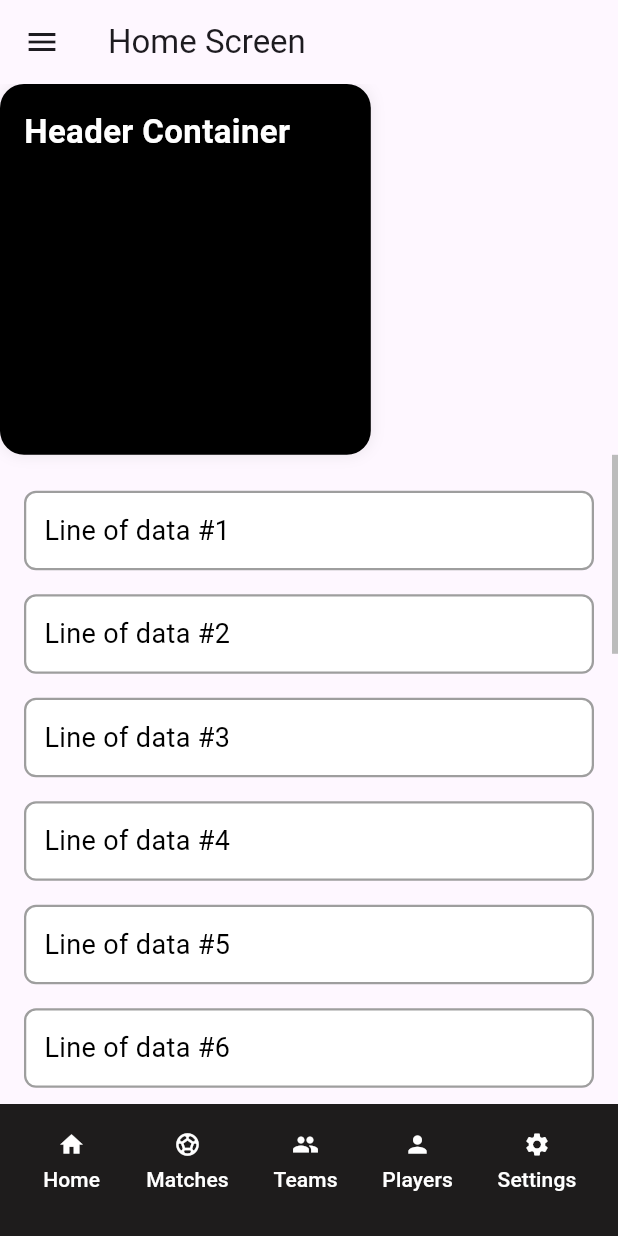
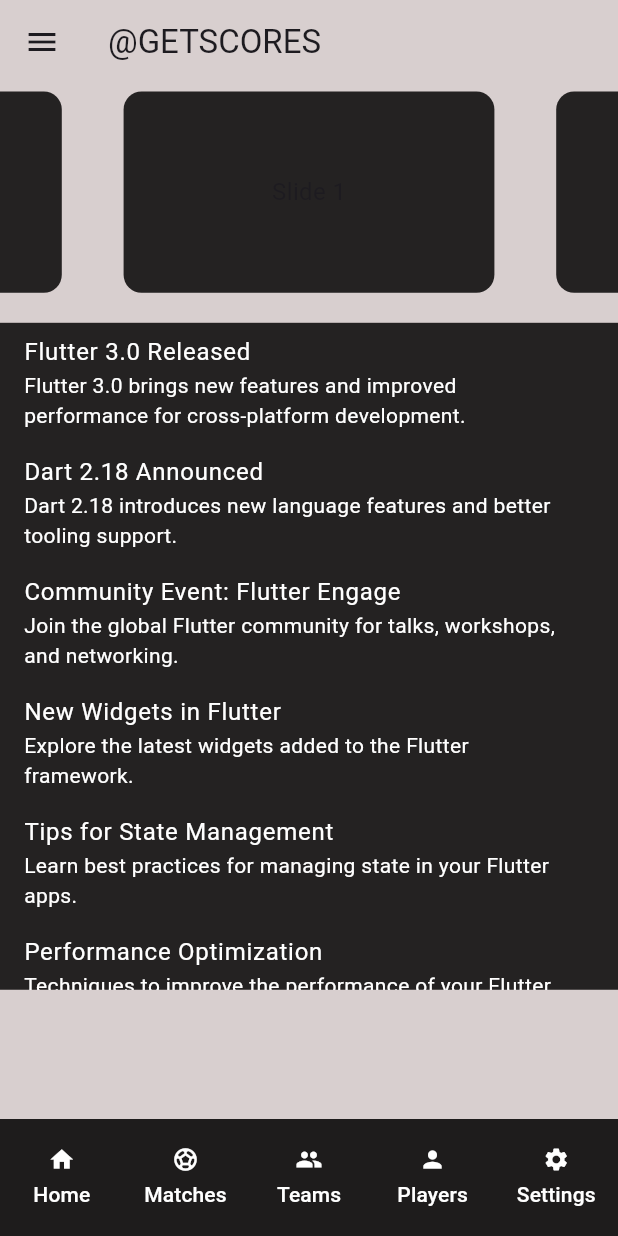
Before and after one commit to ShivamGlotra/flutterApp, a Flutter app: the screen it shows after launch, on a phone screen of 412 x 824 dp. Run offline on Flutter 3.47's test engine with Material 3 defaults, Android fonts, the phone set to English and light mode, and no system bars; drawn by our look-alikes of carousel_slider.

Commit message:
Added Boxes

```diff
--- a/lib/screens/home_screen.dart
+++ b/lib/screens/home_screen.dart
@@ -1,6 +1,8 @@
+import 'package:carousel_slider/carousel_slider.dart';
 import 'package:flutter/material.dart';
 import '../widgets/expansion_drawer.dart';
 import '../widgets/footer.dart';
+import '../widgets/scroll_bar.dart';
 
 class HomeScreen extends StatefulWidget {
   const HomeScreen({super.key});
@@ -23,6 +25,42 @@ class HomeScreen extends StatefulWidget {
     Icons.person,
     Icons.settings,
   ];
+  static final List<Map<String, String>> newsItems = [
+    {
+      'title': 'Flutter 3.0 Released',
+      'summary':
+          'Flutter 3.0 brings new features and improved performance for cross-platform development.',
+    },
+    {
+      'title': 'Dart 2.18 Announced',
+      'summary':
+          'Dart 2.18 introduces new language features and better tooling support.',
+    },
+    {
+      'title': 'Community Event: Flutter Engage',
+      'summary':
+          'Join the global Flutter community for talks, workshops, and networking.',
+    },
+    {
+      'title': 'New Widgets in Flutter',
+      'summary': 'Explore the latest widgets added to the Flutter framework.',
+    },
+    {
+      'title': 'Tips for State Management',
+      'summary':
+          'Learn best practices for managing state in your Flutter apps.',
+    },
+    {
+      'title': 'Performance Optimization',
+      'summary':
+          'Techniques to improve the performance of your Flutter applications.',
+    },
+    {
+      'title': 'Building Responsive UIs',
+      'summary':
+          'Create UIs that adapt to different screen sizes and orientations.',
+    },
+  ];
   @override
   State<HomeScreen> createState() => _HomeScreenState();
 }
@@ -31,13 +69,17 @@ class _HomeScreenState extends State<HomeScreen> {
   @override
   Widget build(BuildContext context) {
     return Scaffold(
-      appBar: AppBar(title: Text('Home Screen')),
+      backgroundColor: const Color.fromARGB(255, 216, 207, 207),
+      appBar: AppBar(
+        title: Text('@GETSCORES'),
+        backgroundColor: const Color.fromARGB(255, 216, 207, 207),
+      ),
       drawer: Drawer(
         child: ListView(
           padding: EdgeInsets.zero,
           children: <Widget>[
             Container(
-              height: 80, // Reduced height
+              height: 62, // Reduced height
               decoration: BoxDecoration(
                 color: const Color.fromARGB(255, 30, 28, 28),
               ),
@@ -68,47 +110,53 @@ class _HomeScreenState extends State<HomeScreen> {
       body: Column(
         crossAxisAlignment: CrossAxisAlignment.start,
         children: [
-          Container(
-            padding: const EdgeInsets.all(16),
-            height: MediaQuery.of(context).size.height * 0.3,
-            width: MediaQuery.of(context).size.width * 0.6,
-            decoration: BoxDecoration(
-              color: Colors.black,
-              borderRadius: BorderRadius.circular(16),
-              boxShadow: [
-                BoxShadow(color: Colors.black.withOpacity(0.08), blurRadius: 8),
-              ],
+          CarouselSlider(
+            options: CarouselOptions(
+              height: MediaQuery.of(context).size.width * 0.35,
+              autoPlay: false,
+              viewportFraction: 0.7,
             ),
-            child: Text(
-              'Header Container',
-              style: TextStyle(
-                color: Colors.white,
-                fontSize: 22,
-                fontWeight: FontWeight.bold,
-              ),
-            ),
-          ),
-          Expanded(
-            child: Scrollbar(
-              thumbVisibility: true,
-              child: ListView.builder(
-                padding: const EdgeInsets.all(16),
-                itemCount: 20,
-                itemBuilder: (context, index) {
+            items: [1, 2, 3, 4, 5].map((i) {
+              return Builder(
+                builder: (BuildContext context) {
                   return Container(
-                    margin: const EdgeInsets.symmetric(vertical: 8),
-                    padding: const EdgeInsets.all(12),
+                    width: MediaQuery.of(context).size.width * 0.6,
+                    margin: EdgeInsets.symmetric(
+                      horizontal: 5.0,
+                      vertical: 5.0,
+                    ),
                     decoration: BoxDecoration(
-                      color: Colors.white,
-                      border: Border.all(color: Colors.grey, width: 1.5),
-                      borderRadius: BorderRadius.circular(8),
+                      color: const Color.fromARGB(255, 36, 34, 34),
+                      borderRadius: BorderRadius.circular(12.0),
                     ),
-                    child: Text(
-                      'Line of data #${index + 1}',
-                      style: TextStyle(fontSize: 18, color: Colors.black),
+                    child: Center(
+                      child: Text('Slide $i', style: TextStyle(fontSize: 16.0)),
                     ),
                   );
                 },
+              );
+            }).toList(),
+          ),
+          Container(
+            margin: EdgeInsets.only(top: 15.0),
+            height: MediaQuery.of(context).size.height * 0.5396,
+            width: MediaQuery.of(context).size.width, // Set a fixed height
+            decoration: BoxDecoration(
+              color: const Color.fromARGB(255, 36, 34, 34),
+            ),
+            child: Scrollbar(
+              child: SingleChildScrollView(
+                child: Column(
+                  children: [
+                    // Add your data widgets here
+                    for (var item in HomeScreen.newsItems)
+                      ListTile(
+                        title: Text(item['title']!),
+                        subtitle: Text(item['summary']!),
+                        textColor: Colors.white,
+                      ),
+                  ],
+                ),
               ),
             ),
           ),
--- a/lib/widgets/footer.dart
+++ b/lib/widgets/footer.dart
@@ -15,23 +15,30 @@ class _FooterState extends State<Footer> {
   @override
   Widget build(BuildContext context) {
     return Container(
-      padding: const EdgeInsets.only(top: 10, bottom: 20, left: 10, right: 10),
       decoration: BoxDecoration(color: const Color.fromARGB(255, 30, 28, 28)),
       child: Row(
         mainAxisAlignment: MainAxisAlignment.spaceEvenly,
         children: [
           ...widget.footerItems.map(
-            (subtitle) => Padding(
-              padding: const EdgeInsets.only(right: 0.0),
+            (subtitle) => Expanded(
               child: TextButton(
+                style: TextButton.styleFrom(
+                  shape: const RoundedRectangleBorder(
+                    borderRadius: BorderRadius.zero,
+                  ),
+                ),
                 onPressed: () {
                   // Handle tap
                 },
+                child: Padding(
+                  padding: const EdgeInsets.only(top: 10, bottom: 10),
                   child: Column(
                     mainAxisSize: MainAxisSize.min,
                     children: [
                       Icon(
-                      widget.footerIcons[widget.footerItems.indexOf(subtitle)],
+                        widget.footerIcons[widget.footerItems.indexOf(
+                          subtitle,
+                        )],
                         color: Colors.white,
                       ),
                       SizedBox(height: 4),
@@ -41,6 +48,7 @@ class _FooterState extends State<Footer> {
                 ),
               ),
             ),
+          ),
         ],
       ),
     );
```
Lines whose indentation alone changed are shown as unchanged.
